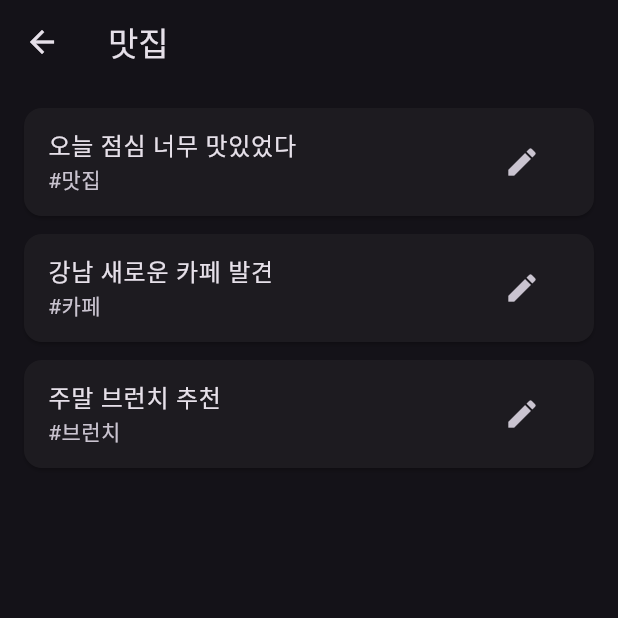
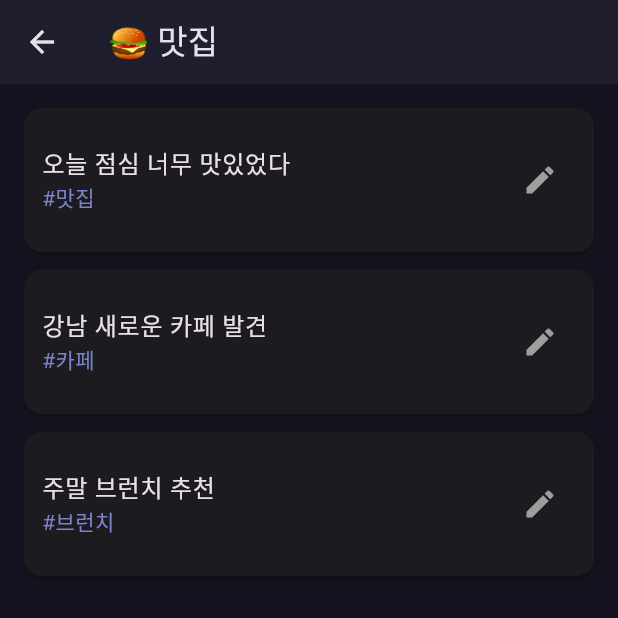
Before and after one commit to C-sewon/kimjiuse, a Flutter app: the screen it shows after launch, after a tap on "맛집", on a phone screen of 412 x 824 dp, the top half of it. Run offline on Flutter 3.47's test engine with Material 3 defaults, Android fonts, the phone set to English and light mode, and no system bars.

Commit message:
feat: add URL input field and improve UI design

```diff
--- a/flutter_app/lib/main.dart
+++ b/flutter_app/lib/main.dart
@@ -10,22 +10,35 @@ class BookmarkApp extends StatelessWidget {
     return MaterialApp(
       title: '북마크 분류기',
       theme: ThemeData(
-        primarySwatch: Colors.blue,
+        primarySwatch: Colors.indigo,
         brightness: Brightness.dark,
+        cardColor: Color(0xFF1E1E2E),
+        scaffoldBackgroundColor: Color(0xFF13131F),
       ),
       home: HomeScreen(),
     );
   }
 }
 
-// 홈화면 - 카테고리 목록
-class HomeScreen extends StatelessWidget {
+class HomeScreen extends StatefulWidget {
+  @override
+  _HomeScreenState createState() => _HomeScreenState();
+}
+
+class _HomeScreenState extends State<HomeScreen> {
+  final urlController = TextEditingController();
+
   final categories = [
-    {'name': '맛집', 'icon': '🍔', 'count': 12},
-    {'name': '개발', 'icon': '💻', 'count': 8},
-    {'name': '여행', 'icon': '✈️', 'count': 15},
-    {'name': '운동', 'icon': '💪', 'count': 6},
-    {'name': '기타', 'icon': '📌', 'count': 3},
+    {'name': '맛집',    'icon': '🍔', 'count': 12},
+    {'name': '개발',    'icon': '💻', 'count': 8},
+    {'name': '여행',    'icon': '✈️',  'count': 15},
+    {'name': '운동',    'icon': '💪', 'count': 6},
+    {'name': '패션',    'icon': '👗', 'count': 4},
+    {'name': '뷰티',    'icon': '💄', 'count': 3},
+    {'name': '반려동물', 'icon': '🐶', 'count': 5},
+    {'name': '인테리어', 'icon': '🏠', 'count': 2},
+    {'name': '독서',    'icon': '📚', 'count': 7},
+    {'name': '기타',    'icon': '📌', 'count': 3},
   ];
 
   @override
@@ -34,51 +47,130 @@ class HomeScreen extends StatelessWidget {
       appBar: AppBar(
         title: Text('내 북마크'),
         centerTitle: true,
+        backgroundColor: Color(0xFF1E1E2E),
       ),
-      body: ListView.builder(
+      body: Column(
+        children: [
+          // URL 입력창
+          Padding(
             padding: EdgeInsets.all(16),
+            child: Row(
+              children: [
+                Expanded(
+                  child: TextField(
+                    controller: urlController,
+                    decoration: InputDecoration(
+                      hintText: '인스타그램 URL 입력',
+                      hintStyle: TextStyle(
+                          color: Colors.grey),
+                      border: OutlineInputBorder(
+                        borderRadius:
+                            BorderRadius.circular(12),
+                      ),
+                      filled: true,
+                      fillColor: Color(0xFF1E1E2E),
+                    ),
+                  ),
+                ),
+                SizedBox(width: 8),
+                ElevatedButton(
+                  onPressed: () {
+                    // 나중에 C++ 엔진 연결
+                    print("URL: ${urlController.text}");
+                    urlController.clear();
+                  },
+                  style: ElevatedButton.styleFrom(
+                    backgroundColor: Colors.indigo,
+                    padding: EdgeInsets.symmetric(
+                        horizontal: 20, vertical: 16),
+                    shape: RoundedRectangleBorder(
+                      borderRadius:
+                          BorderRadius.circular(12),
+                    ),
+                  ),
+                  child: Text('분류'),
+                ),
+              ],
+            ),
+          ),
+
+          // 카테고리 목록
+          Expanded(
+            child: ListView.builder(
+              padding: EdgeInsets.symmetric(
+                  horizontal: 16),
               itemCount: categories.length,
               itemBuilder: (ctx, i) {
                 return Card(
                   margin: EdgeInsets.only(bottom: 12),
+                  shape: RoundedRectangleBorder(
+                    borderRadius:
+                        BorderRadius.circular(12),
+                  ),
                   child: ListTile(
-              leading: Text(
-                categories[i]['icon'] as String,
-                style: TextStyle(fontSize: 30),
+                    contentPadding: EdgeInsets.all(12),
+                    leading: Container(
+                      width: 50,
+                      height: 50,
+                      decoration: BoxDecoration(
+                        color: Colors.indigo
+                            .withOpacity(0.2),
+                        borderRadius:
+                            BorderRadius.circular(12),
+                      ),
+                      child: Center(
+                        child: Text(
+                          categories[i]['icon']
+                              as String,
+                          style: TextStyle(
+                              fontSize: 24),
+                        ),
+                      ),
                     ),
                     title: Text(
                       categories[i]['name'] as String,
                       style: TextStyle(
-                  fontSize: 18,
+                        fontSize: 16,
                         fontWeight: FontWeight.bold,
                       ),
                     ),
                     subtitle: Text(
-                '${categories[i]['count']}개의 게시물'
+                      '${categories[i]['count']}개의 게시물',
+                      style: TextStyle(
+                          color: Colors.grey),
                     ),
-              trailing: Icon(Icons.arrow_forward_ios),
+                    trailing: Icon(
+                        Icons.arrow_forward_ios,
+                        size: 16),
                     onTap: () {
                       Navigator.push(
                         ctx,
                         MaterialPageRoute(
-                    builder: (_) => CategoryScreen(
-                      categories[i]['name'] as String
-                    )
-                  )
+                          builder: (_) =>
+                              CategoryScreen(
+                            categories[i]['name']
+                                as String,
+                            categories[i]['icon']
+                                as String,
+                          ),
+                        ),
                       );
                     },
                   ),
                 );
               },
             ),
+          ),
+        ],
+      ),
     );
   }
 }
 
-// 카테고리별 게시물 목록
 class CategoryScreen extends StatelessWidget {
   final String category;
-  CategoryScreen(this.category);
+  final String icon;
+  CategoryScreen(this.category, this.icon);
 
   final posts = [
     {'caption': '오늘 점심 너무 맛있었다', 'tag': '#맛집'},
@@ -90,7 +182,8 @@ class CategoryScreen extends StatelessWidget {
   Widget build(BuildContext context) {
     return Scaffold(
       appBar: AppBar(
-        title: Text(category),
+        title: Text('$icon $category'),
+        backgroundColor: Color(0xFF1E1E2E),
       ),
       body: ListView.builder(
         padding: EdgeInsets.all(16),
@@ -98,25 +191,37 @@ class CategoryScreen extends StatelessWidget {
         itemBuilder: (ctx, i) {
           return Card(
             margin: EdgeInsets.only(bottom: 12),
+            shape: RoundedRectangleBorder(
+              borderRadius: BorderRadius.circular(12),
+            ),
             child: ListTile(
+              contentPadding: EdgeInsets.all(12),
               title: Text(posts[i]['caption']!),
-              subtitle: Text(posts[i]['tag']!),
+              subtitle: Text(
+                posts[i]['tag']!,
+                style: TextStyle(
+                    color: Colors.indigo[300]),
+              ),
               trailing: IconButton(
-                icon: Icon(Icons.edit),
+                icon: Icon(Icons.edit,
+                    color: Colors.grey),
                 onPressed: () {
                   showDialog(
                     context: ctx,
                     builder: (_) => AlertDialog(
                       title: Text('카테고리 수정'),
-                      content: Text('다른 카테고리로 이동할까요?'),
+                      content: Text(
+                          '다른 카테고리로 이동할까요?'),
                       actions: [
                         TextButton(
                           child: Text('취소'),
-                          onPressed: () => Navigator.pop(ctx),
+                          onPressed: () =>
+                              Navigator.pop(ctx),
                         ),
                         TextButton(
                           child: Text('확인'),
-                          onPressed: () => Navigator.pop(ctx),
+                          onPressed: () =>
+                              Navigator.pop(ctx),
                         ),
                       ],
                     ),
```
Lines whose indentation alone changed are shown as unchanged.
